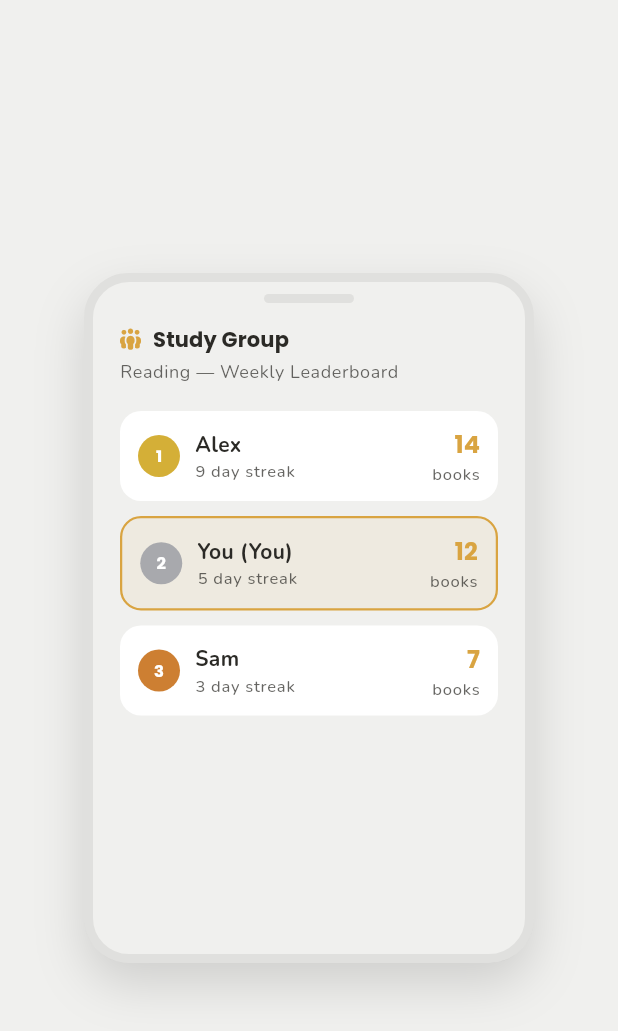
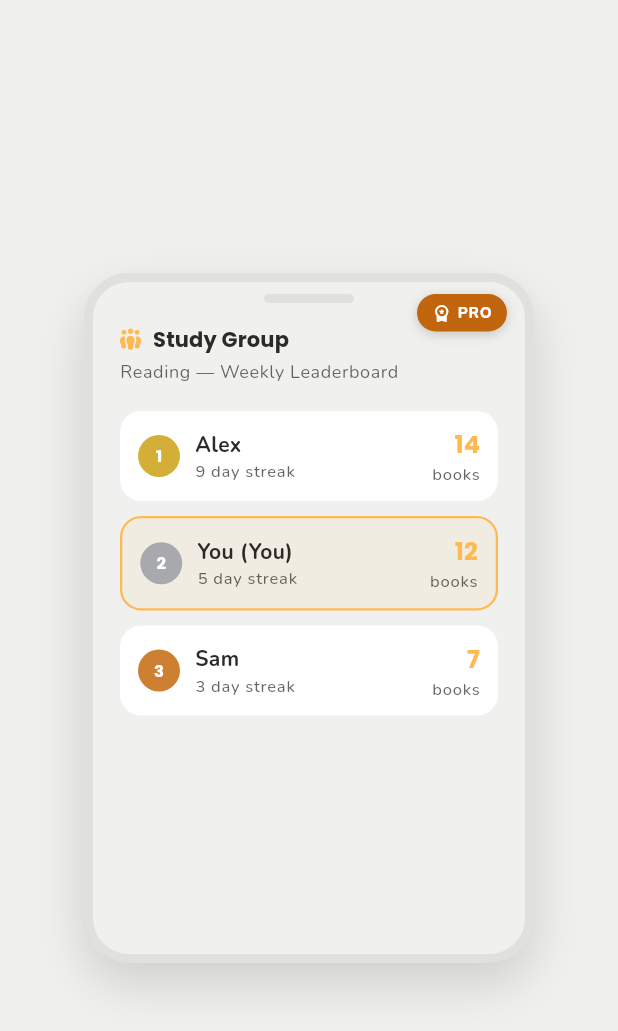
Before and after one commit to vikhanmuhammad/hbt-mobile-app, a Flutter app: the _CommunityScreenMock widget shown alone on an empty page, opened directly, on a phone screen of 412 x 824 dp. Shown: the top 1031 px of the screen. Run offline on Flutter 3.47's test engine with Material 3 defaults, Android fonts, the phone set to English and light mode, and no system bars; our stand-ins replace cloud_firestore, cloud_functions, drift, firebase_auth, firebase_core, fl_chart and 13 more; missing offline and left inert: android_intent_plus, device_calendar, flutter_undraw, health; accounts and stored records are empty; generated files the repository leaves out were written again; statements that could not run were skipped.

```diff
--- a/lib/l10n/arb/app_en.arb
+++ b/lib/l10n/arb/app_en.arb
@@ -246,7 +246,7 @@
   "communityProBenefit2": "Compete on real-time leaderboards to stay motivated together",
   "communityProBenefit3": "Group chat to cheer each other on and stay accountable",
   "communityTitle": "Community",
-  "communityCreateGroup": "+ Create Group",
+  "communityCreateGroup": "Create Group",
   "communityJoinViaCode": "Join via Code",
   "communityMembersCount": "{count} members",
   "@communityMembersCount": {
--- a/lib/l10n/arb/app_id.arb
+++ b/lib/l10n/arb/app_id.arb
@@ -180,7 +180,7 @@
   "communityProBenefit2": "Bersaing di leaderboard real-time supaya tetap termotivasi bersama",
   "communityProBenefit3": "Chat grup untuk saling menyemangati dan menjaga komitmen",
   "communityTitle": "Community",
-  "communityCreateGroup": "+ Buat Grup",
+  "communityCreateGroup": "Buat Grup",
   "communityJoinViaCode": "Gabung via Kode",
   "communityMembersCount": "{count} anggota",
   "communitySignInTitle": "Masuk untuk Melanjutkan",
--- a/lib/presentation/screens/add_habit/add_habit_flow_screen.dart
+++ b/lib/presentation/screens/add_habit/add_habit_flow_screen.dart
@@ -2090,6 +2090,7 @@ class _AddHabitFlowScreenState extends ConsumerState<AddHabitFlowScreen> {
     ref.invalidate(daySummaryProvider);
     ref.invalidate(financeSummaryProvider);
     ref.invalidate(financeSummaryForPeriodProvider);
+    ref.invalidate(financeMonthToDateSummaryProvider);
 
     if (!mounted) return;
     final navigator = Navigator.of(context);
@@ -2119,6 +2120,7 @@ class _AddHabitFlowScreenState extends ConsumerState<AddHabitFlowScreen> {
     ref.invalidate(daySummaryProvider);
     ref.invalidate(financeSummaryProvider);
     ref.invalidate(financeSummaryForPeriodProvider);
+    ref.invalidate(financeMonthToDateSummaryProvider);
   }
 }
 
--- a/lib/presentation/screens/dashboard/dashboard_screen.dart
+++ b/lib/presentation/screens/dashboard/dashboard_screen.dart
@@ -623,6 +623,7 @@ class _DayDetailSheet extends ConsumerWidget {
       ref.invalidate(daySummaryProvider);
       ref.invalidate(financeSummaryProvider);
       ref.invalidate(financeSummaryForPeriodProvider);
+      ref.invalidate(financeMonthToDateSummaryProvider);
       unawaited(syncCommunityHabit(ref, item.habit.id, date));
     } catch (e) {
       if (context.mounted) {
--- a/lib/presentation/screens/onboarding/onboarding_flow.dart
+++ b/lib/presentation/screens/onboarding/onboarding_flow.dart
@@ -278,6 +278,7 @@ class _OnboardingFlowState extends ConsumerState<OnboardingFlow> {
     ref.invalidate(daySummaryProvider);
     ref.invalidate(financeSummaryProvider);
     ref.invalidate(financeSummaryForPeriodProvider);
+    ref.invalidate(financeMonthToDateSummaryProvider);
 
     HabitTemplate? matchedTemplate;
     _createdHabitIds.forEach((template, id) {
@@ -1455,7 +1456,9 @@ class _CommunityScreenMockState extends State<_CommunityScreenMock> {
       (rank: 3, name: 'Sam', value: 7, streak: 3, isMe: false),
     ];
     return _PhoneFrame(
-      child: Padding(
+      child: Stack(
+        children: [
+          Padding(
             padding: const EdgeInsets.fromLTRB(18, 28, 18, 20),
             child: Column(
               crossAxisAlignment: CrossAxisAlignment.start,
@@ -1495,6 +1498,48 @@ class _CommunityScreenMockState extends State<_CommunityScreenMock> {
                   ),
               ],
             ),
+          ),
+          Positioned(
+            top: 8,
+            right: 12,
+            child: Container(
+              padding: const EdgeInsets.symmetric(
+                horizontal: 10,
+                vertical: 5,
+              ),
+              decoration: BoxDecoration(
+                color: AppColors.gold,
+                borderRadius: BorderRadius.circular(999),
+                boxShadow: [
+                  BoxShadow(
+                    color: Colors.black.withValues(alpha: 0.18),
+                    blurRadius: 6,
+                    offset: const Offset(0, 2),
+                  ),
+                ],
+              ),
+              child: Row(
+                mainAxisSize: MainAxisSize.min,
+                children: [
+                  const Icon(
+                    Icons.workspace_premium_rounded,
+                    size: 13,
+                    color: Colors.white,
+                  ),
+                  const SizedBox(width: 4),
+                  Text(
+                    'PRO',
+                    style: theme.textTheme.labelSmall?.copyWith(
+                      color: Colors.white,
+                      fontWeight: FontWeight.w800,
+                      fontSize: 10,
+                    ),
+                  ),
+                ],
+              ),
+            ),
+          ),
+        ],
       ),
     );
   }
--- a/lib/presentation/theme/app_palettes.dart
+++ b/lib/presentation/theme/app_palettes.dart
@@ -23,7 +23,7 @@ class AppPalettes {
   static const sunnyGold = AppPalette(
     key: 'sunny_gold',
     label: 'Sunny Gold',
-    accent: Color(0xFFD9A441),
+    accent: Color(0xFFFFB951),
   );
   static const blushPink = AppPalette(
     key: 'blush_pink',
```
Also changed, not shown: lib/presentation/screens/community/community_entry_screen.dart (+12 -4 lines), lib/presentation/screens/finance/finance_summary_screen.dart (+25 -3 lines), lib/presentation/screens/home/home_screen.dart (+28 -6 lines), lib/providers/finance_providers.dart (+24 -0 lines), lib/l10n/generated/app_localizations.dart, lib/l10n/generated/app_localizations_en.dart, lib/l10n/generated/app_localizations_id.dart, lib/providers/finance_providers.g.dart. Lines whose indentation alone changed are shown as unchanged.
